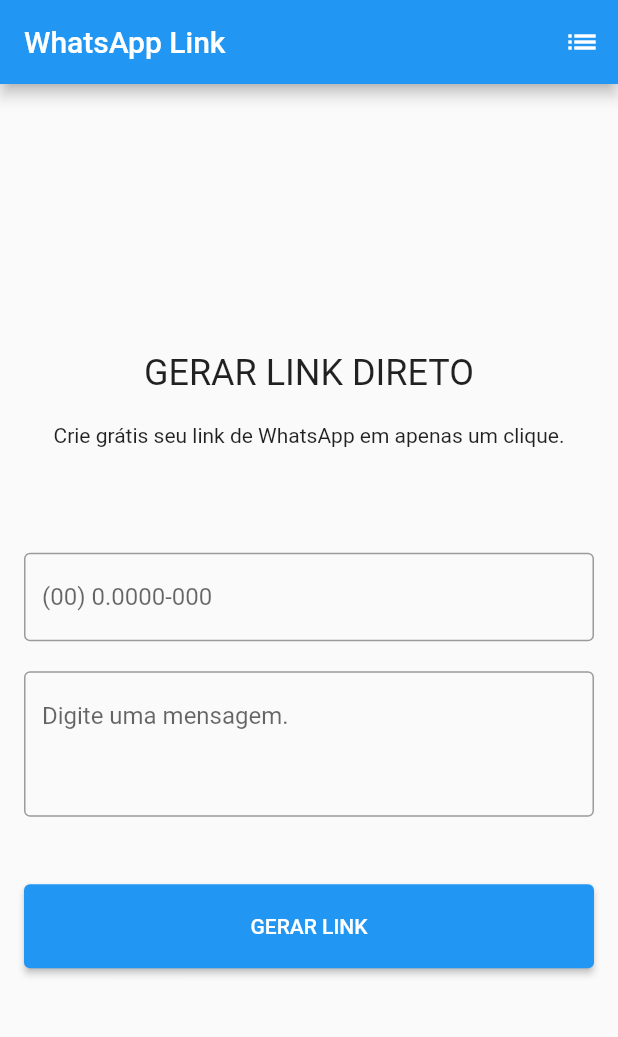
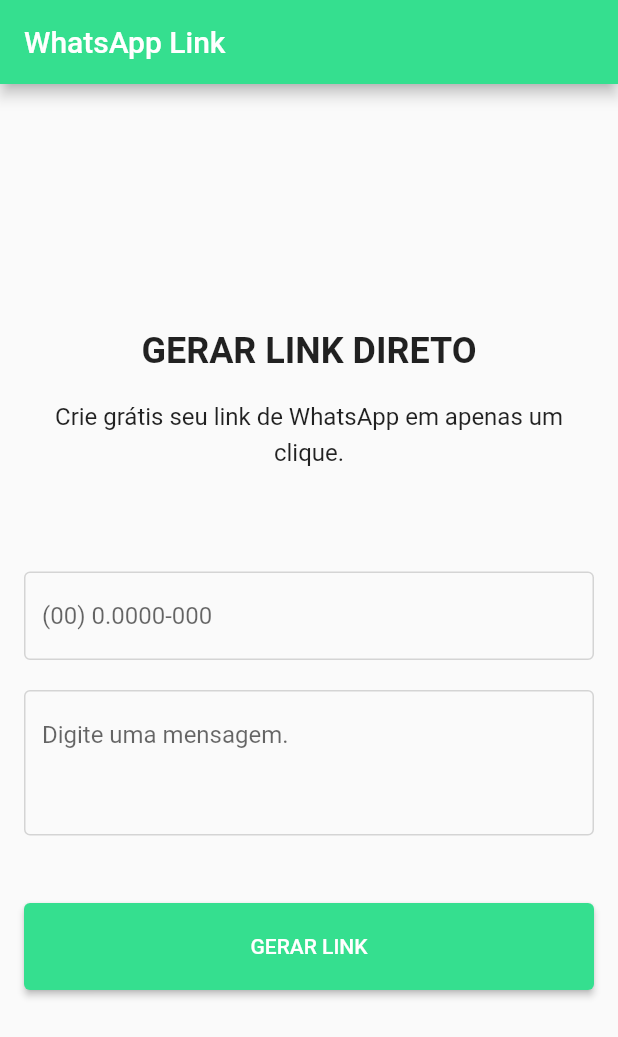
Before and after one commit to jonathancmatos/whatsapp-direct-link-flutter, a Flutter app: the screen it shows after launch, on a phone screen of 412 x 824 dp. Shown: the top 1037 px of the screen. Run offline on Flutter 3.47's test engine with Material 2 defaults, Android fonts, the phone set to English and light mode, and no system bars; our stand-ins replace equatable, flutter_modular, fluttertoast, fpdart, shared_preferences; missing offline and left inert: clipboard.

Commit message:
full view customization

```diff
--- a/lib/app/app_widget.dart
+++ b/lib/app/app_widget.dart
@@ -9,7 +9,28 @@
     return MaterialApp.router(
       debugShowCheckedModeBanner: false,
       theme: ThemeData(
-        primarySwatch: Colors.blue,
+        primaryColor: const Color(0xff35DF8F),
+        fontFamily: "Roboto",
+        appBarTheme: const AppBarTheme(
+          backgroundColor: Color(0xff35DF8F),
+        ),
+        inputDecorationTheme: const InputDecorationTheme(
+          focusedBorder: OutlineInputBorder(
+            borderSide: BorderSide(color: Color(0xff1BAD69), width: 1),
+          ),
+          enabledBorder: OutlineInputBorder(
+            borderSide: BorderSide(color: Color(0xffD4D4D4), width: 1),
+          ),
+          disabledBorder: OutlineInputBorder(
+            borderSide: BorderSide(color: Color(0xffD4D4D4), width: 1),
+          ),
+        ),
+        elevatedButtonTheme: ElevatedButtonThemeData(
+          style: ButtonStyle(
+            backgroundColor: MaterialStateProperty.all<Color>(const Color(0xff35DF8F)),
+            padding: MaterialStateProperty.all<EdgeInsets>(const EdgeInsets.symmetric(vertical: 21)),
+          )
+        )
       ),
       routeInformationParser: Modular.routeInformationParser,
       routerDelegate: Modular.routerDelegate,
--- /dev/null
+++ b/lib/app/features/whatsapp_link/presentation/pages/result_url/widgets/widget.dart
@@ -0,0 +1,2 @@
+export 'form_result_widget.dart';
+export 'title_result_widget.dart';
--- a/lib/app/features/whatsapp_link/presentation/pages/whatsapp_link/whatsapp_link_page.dart
+++ b/lib/app/features/whatsapp_link/presentation/pages/whatsapp_link/whatsapp_link_page.dart
@@ -1,6 +1,5 @@
 import 'package:flutter/material.dart';
-import 'package:whatsapp_direct_link/app/features/whatsapp_link/presentation/pages/whatsapp_link/widgets/form_widget.dart';
-import 'package:whatsapp_direct_link/app/features/whatsapp_link/presentation/pages/whatsapp_link/widgets/title_widget.dart';
+import 'widgets/widgets.dart';
 
 class WhatsappLinkPage extends StatelessWidget {
   const WhatsappLinkPage({super.key});
@@ -10,11 +9,11 @@
     return Scaffold(
       appBar: AppBar(
         title: const Text("WhatsApp Link"),
-        actions: [
-          IconButton(
-            onPressed: () {},
-            icon: const Icon(Icons.list),
-          )
+        actions: const [
+          // IconButton(
+          //   onPressed: () {},
+          //   icon: const Icon(Icons.restore),
+          // )
         ],
       ),
       body: Center(
--- a/lib/app/features/whatsapp_link/presentation/pages/whatsapp_link/widgets/form_widget.dart
+++ b/lib/app/features/whatsapp_link/presentation/pages/whatsapp_link/widgets/form_widget.dart
@@ -49,11 +49,11 @@
             child: Column(
                 crossAxisAlignment: CrossAxisAlignment.stretch,
                 children: [
+                  /** Input Number */
                   TextFormField(
                     enabled: !isLoading,
                     keyboardType: TextInputType.phone,
                     decoration: const InputDecoration(
-                      border: OutlineInputBorder(),
                       hintText: "(00) 0.0000-000",
                     ),
                     validator: (v) =>
@@ -61,12 +61,12 @@
                     onSaved: (v) => phoneVO.setValue = v ?? "",
                   ),
                   const SizedBox(height: 20),
+                  /** Input Message */
                   TextFormField(
                     enabled: !isLoading,
                     keyboardType: TextInputType.multiline,
                     maxLines: 3,
                     decoration: const InputDecoration(
-                      border: OutlineInputBorder(),
                       hintText: "Digite uma mensagem.",
                     ),
                     validator: (v) =>
@@ -74,23 +74,17 @@
                     onSaved: (v) => messageVO.setValue = v,
                   ),
                   const SizedBox(height: 45),
-                  SizedBox(
-                    height: 56,
-                    child: ElevatedButton(
-                      onPressed: !isLoading
-                          ? () => generateLinkWhatsapp(state: state)
-                          : null,
-                      child: !isLoading
-                          ? const Text("GERAR LINK")
-                          : const LoadButtonWidget(),
-                    ),
+                   /** Button Link Generate */
+                  ElevatedButton(
+                    onPressed: !isLoading ? generateLinkWhatsapp : null,
+                    child: !isLoading ? const Text("GERAR LINK") : const LoadButtonWidget(),
                   )
                 ]),
           );
         });
   }
 
-  void generateLinkWhatsapp({required WhatsappLinkState state}) async {
+  void generateLinkWhatsapp() async {
     formKey.currentState?.save();
     if (formKey.currentState!.validate()) {
       await controller.getUrlGenerate(
--- a/lib/app/features/whatsapp_link/presentation/pages/whatsapp_link/widgets/load_button_widget.dart
+++ b/lib/app/features/whatsapp_link/presentation/pages/whatsapp_link/widgets/load_button_widget.dart
@@ -6,7 +6,7 @@
   @override
   Widget build(BuildContext context) {
     return const SizedBox(
-      height: 24, width: 24,
+      height: 16, width: 16,
       child: CircularProgressIndicator(
         valueColor: AlwaysStoppedAnimation(Colors.white),
       ),
--- a/lib/app/features/whatsapp_link/presentation/pages/whatsapp_link/widgets/title_widget.dart
+++ b/lib/app/features/whatsapp_link/presentation/pages/whatsapp_link/widgets/title_widget.dart
@@ -8,12 +8,13 @@
     return Column(
       crossAxisAlignment: CrossAxisAlignment.center,
       children:  [
-          Text("GERAR LINK DIRETO", style: Theme.of(context).textTheme.headline5),
+          Text("GERAR LINK DIRETO", style: Theme.of(context).textTheme.headline5?.copyWith(
+            fontSize: 24,
+            fontWeight: FontWeight.w600
+          )),
           const SizedBox(height: 16),
           const Text("Crie grátis seu link de WhatsApp em apenas um clique.",
-          style: TextStyle(
-            height: 1.5,
-          ),
+          style: TextStyle(height: 1.5,fontSize: 16),
           textAlign: TextAlign.center,
         )
       ],
--- /dev/null
+++ b/lib/app/features/whatsapp_link/presentation/pages/whatsapp_link/widgets/widgets.dart
@@ -0,0 +1,3 @@
+export 'form_widget.dart';
+export 'load_button_widget.dart';
+export 'title_widget.dart';
```
Also changed, not shown: lib/app/features/whatsapp_link/presentation/pages/result_url/result_url_page.dart (+2 -5 lines), lib/app/features/whatsapp_link/presentation/pages/result_url/widgets/form_result_widget.dart (+19 -15 lines), lib/app/features/whatsapp_link/presentation/pages/result_url/widgets/title_result_widget.dart (+6 -4 lines), pubspec.yaml (+7 -12 lines), lib/assets/fonts/roboto_bold.ttf (added), lib/assets/fonts/roboto_medium.ttf (added), lib/assets/fonts/roboto_regular.ttf (added), 1 other file.
